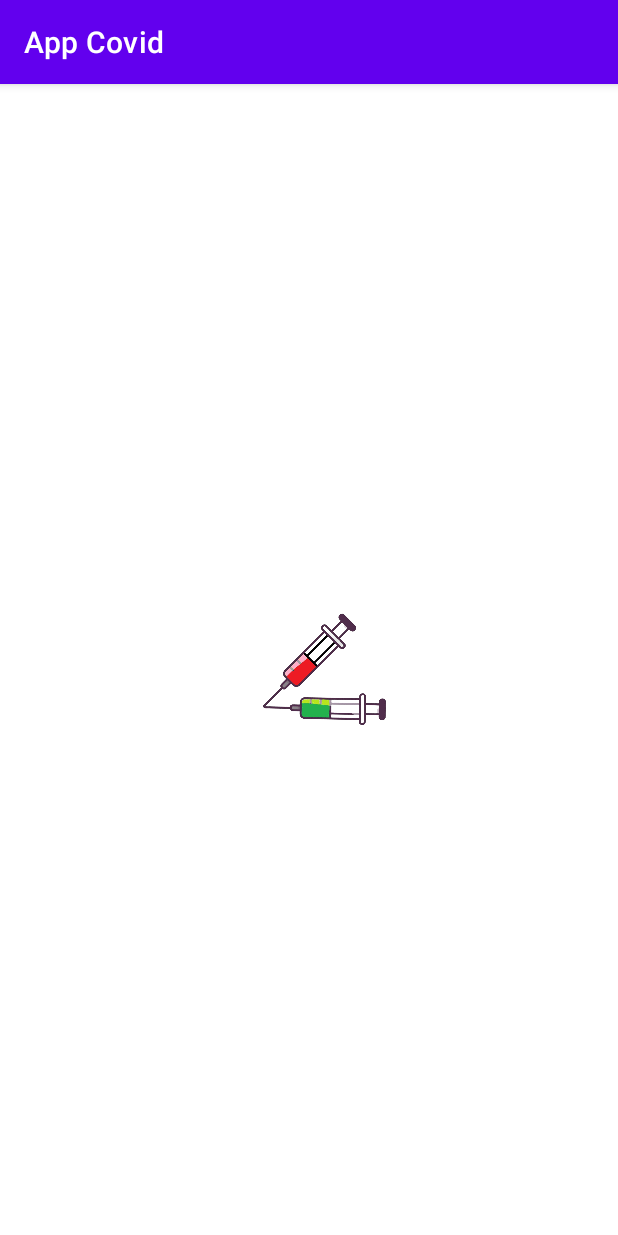
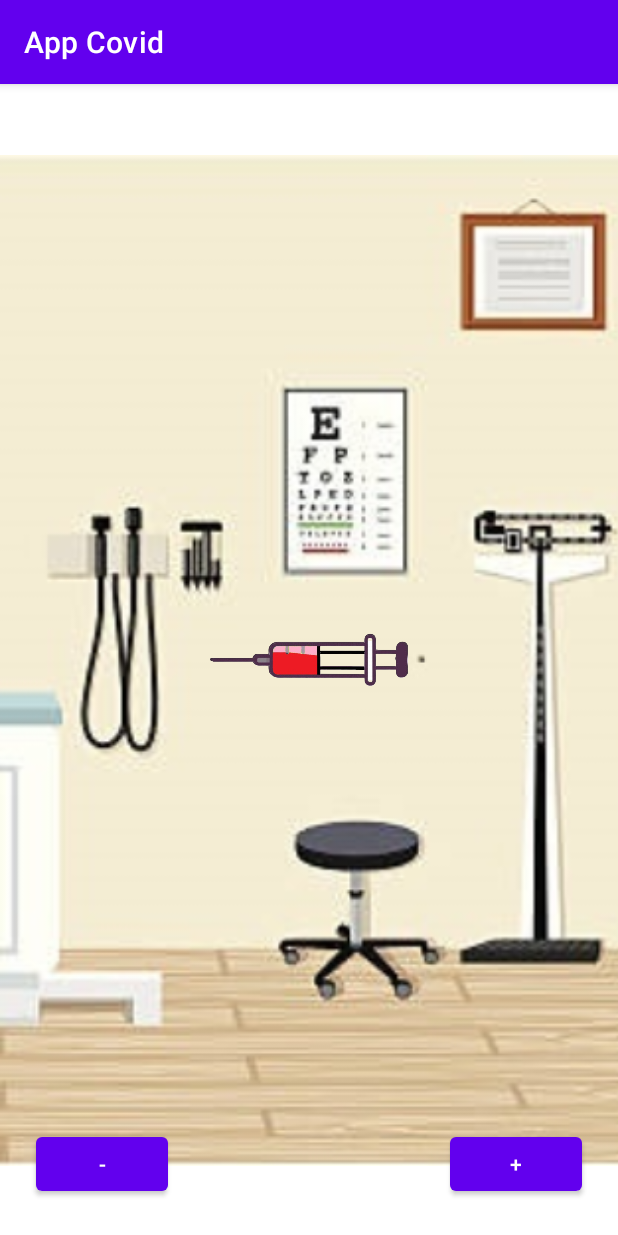
Before and after one commit to facutarcaya/android_tevacuno, an Android app: the GameActivity screen opened directly, with no data from a screen before it, on a phone screen of 412 x 824 dp. Run offline under Robolectric (Android 15) with nearby library versions, the phone set to English and light mode, and no system bars.

Commit message:
Funcion Rotar imagen

```diff
--- a/MiCovid/app/src/main/java/com/example/micovid/juego/GameActivity.java
+++ b/MiCovid/app/src/main/java/com/example/micovid/juego/GameActivity.java
@@ -2,17 +2,64 @@ package com.example.micovid.juego;
 
 import androidx.appcompat.app.AppCompatActivity;
 
-import android.content.Intent;
 import android.os.Bundle;
+import android.util.Log;
+import android.view.View;
+import android.view.animation.Animation;
+import android.view.animation.LinearInterpolator;
+import android.view.animation.RotateAnimation;
+import android.widget.ImageView;
 
 import com.example.micovid.R;
-import com.example.micovid.login.LoginActivity;
 
 public class GameActivity extends AppCompatActivity {
+
+    private RotateAnimation rotateAnimation;
+    private ImageView imageViewVacunaVerde;
+    private ImageView imageViewVacunaRoja;
+    private int anguloActual;
 
     @Override
     protected void onCreate(Bundle savedInstanceState) {
         super.onCreate(savedInstanceState);
         setContentView(R.layout.activity_game);
+
+        anguloActual = -90;
+
+        this.imageViewVacunaVerde = findViewById(R.id.imageViewVacunaVerde);
+        this.imageViewVacunaRoja = findViewById(R.id.imageViewVacunaRoja);
+
+        this.rotateAnimation = new RotateAnimation(0, anguloActual,
+                Animation.RELATIVE_TO_SELF, 0f,
+                Animation.RELATIVE_TO_SELF, 0.5f);
+        this.rotateAnimation.setInterpolator(new LinearInterpolator());
+        this.rotateAnimation.setDuration(1);
+        this.rotateAnimation.setRepeatCount(0);
+        this.rotateAnimation.setFillAfter(true);
+        imageViewVacunaRoja.startAnimation(this.rotateAnimation);
+    }
+
+    public void rotarMas(View view) {
+        rotateImage(10);
+    }
+
+    public void rotarMenos(View view) {
+        rotateImage(-10);
+    }
+
+    public void rotateImage(int degrees) {
+        if (anguloActual + degrees > 90 || anguloActual + degrees < -90) {
+            degrees = 0;
+        }
+        this.rotateAnimation = new RotateAnimation(anguloActual, anguloActual + degrees,
+                Animation.RELATIVE_TO_SELF, 0f,
+                Animation.RELATIVE_TO_SELF, 0.5f);
+        this.rotateAnimation.setInterpolator(new LinearInterpolator());
+        this.rotateAnimation.setDuration(100);
+        this.rotateAnimation.setRepeatCount(0);
+        this.rotateAnimation.setFillAfter(true);
+        this.imageViewVacunaRoja.startAnimation(this.rotateAnimation);
+        this.anguloActual = anguloActual + degrees;
+        Log.d("Angulos", "De: " + this.anguloActual + " A: " + degrees);
     }
 }
--- a/MiCovid/app/src/main/res/layout/activity_game.xml
+++ b/MiCovid/app/src/main/res/layout/activity_game.xml
@@ -4,26 +4,63 @@
     xmlns:tools="http://schemas.android.com/tools"
     android:layout_width="match_parent"
     android:layout_height="match_parent"
+    android:screenOrientation="portrait"
     tools:context=".juego.GameActivity">
 
+
     <ImageView
-        android:id="@+id/imageViewJeringaRoja"
-        android:layout_width="114dp"
-        android:layout_height="190dp"
+        android:id="@+id/imageViewFondo"
+        android:layout_width="413dp"
+        android:layout_height="734dp"
         app:layout_constraintBottom_toBottomOf="parent"
         app:layout_constraintEnd_toEndOf="parent"
         app:layout_constraintStart_toStartOf="parent"
         app:layout_constraintTop_toTopOf="parent"
-        app:srcCompat="@drawable/vacuna_roja_png" />
+        app:srcCompat="@drawable/doctor_fondo" />
+
+    <Button
+        android:id="@+id/buttonMas"
+        android:layout_width="wrap_content"
+        android:layout_height="wrap_content"
+        android:layout_marginEnd="24dp"
+        android:layout_marginBottom="24dp"
+        android:onClick="rotarMas"
+        android:text="+"
+        app:layout_constraintBottom_toBottomOf="parent"
+        app:layout_constraintEnd_toEndOf="parent" />
 
     <ImageView
-        android:id="@+id/imageViewJeringaVerde"
-        android:layout_width="113dp"
-        android:layout_height="190dp"
-        android:layout_marginStart="13dp"
-        android:layout_marginTop="32dp"
-        android:rotation="46"
-        app:layout_constraintStart_toStartOf="@+id/imageViewJeringaRoja"
-        app:layout_constraintTop_toTopOf="@+id/imageViewJeringaRoja"
-        app:srcCompat="@drawable/vacuna_verde_png" />
+        android:id="@+id/imageViewVacunaVerde"
+        android:layout_width="144dp"
+        android:layout_height="133dp"
+        android:rotation="90"
+        app:layout_constraintBottom_toBottomOf="parent"
+        app:layout_constraintEnd_toEndOf="parent"
+        app:layout_constraintStart_toStartOf="parent"
+        app:layout_constraintTop_toTopOf="parent"
+        app:srcCompat="@drawable/vaccine_verde" />
+
+    <ImageView
+        android:id="@+id/imageViewVacunaRoja"
+        android:layout_width="146dp"
+        android:layout_height="131dp"
+        android:rotation="90"
+        app:layout_constraintBottom_toBottomOf="parent"
+        app:layout_constraintEnd_toEndOf="parent"
+        app:layout_constraintHorizontal_bias="0.501"
+        app:layout_constraintStart_toStartOf="parent"
+        app:layout_constraintTop_toTopOf="parent"
+        app:srcCompat="@drawable/vaccine_roja" />
+
+    <Button
+        android:id="@+id/buttonMenos"
+        android:layout_width="wrap_content"
+        android:layout_height="wrap_content"
+        android:layout_marginStart="24dp"
+        android:layout_marginBottom="24dp"
+        android:onClick="rotarMenos"
+        android:text="-"
+        app:layout_constraintBottom_toBottomOf="parent"
+        app:layout_constraintStart_toStartOf="parent" />
+
 </androidx.constraintlayout.widget.ConstraintLayout>
```
Also changed, not shown: MiCovid/app/src/main/res/drawable/doctor_fondo.jpg (added), MiCovid/app/src/main/res/drawable/vaccine_roja.png (added), MiCovid/app/src/main/res/drawable/vaccine_verde.png (added), MiCovid/app/src/main/res/drawable/vacuna_roja_png.png (deleted), MiCovid/app/src/main/res/drawable/vacuna_verde_png.png (deleted).
